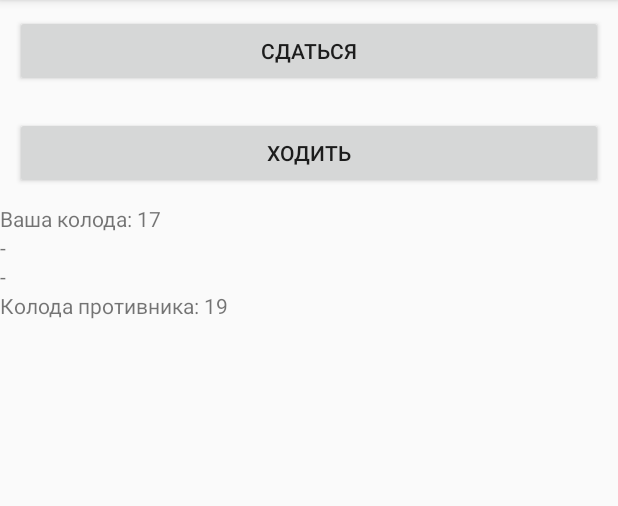
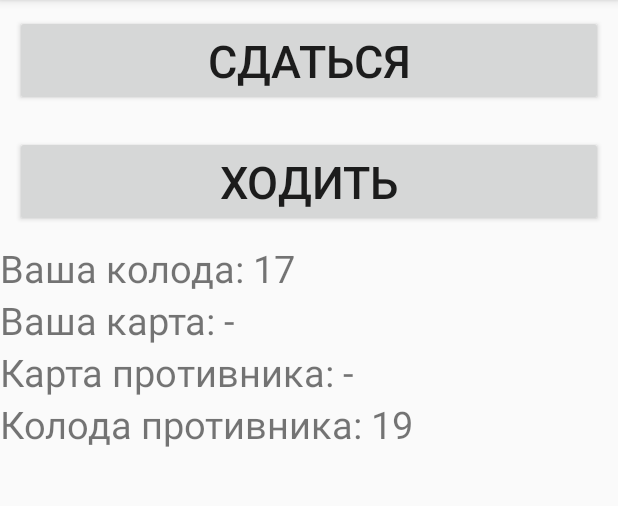
Before and after one commit to petralfrolov/Drunkard-the-game, an Android app: the ThirdActivity screen opened directly, with no data from a screen before it, after a tap on "ХОДИТЬ", on a phone screen of 412 x 824 dp, the part 84-590 px from its top. Run offline under Robolectric (Android 15) with nearby library versions, the phone set to English and light mode, and no system bars.

Commit message:
новый дизайн

```diff
--- a/app/src/main/java/com/example/drunkard/ThirdActivity.kt
+++ b/app/src/main/java/com/example/drunkard/ThirdActivity.kt
@@ -19,18 +19,18 @@ class ThirdActivity : AppCompatActivity() {
         enemyDeck.text = "Колода противника: " + game.GetEnemyDeckSize().toString()
         fun OnClickStartTurn(view: View) {
             game.StartTurn()
-            yourCard.text = game.yourCard.GetCardText()
+            yourCard.text = "Ваша карта: - " + game.yourCard.GetCardText()
             Log.d("Check", game.yourCard.GetCardText())
             Log.d("Check", yourCard.text.toString())
-            enemyCard.text = game.enemyCard.GetCardText()
+            enemyCard.text = "Карта противника: - " + game.enemyCard.GetCardText()
             yourDeck.text = "Ваша колода: " + game.GetYourDeckSize().toString()
             enemyDeck.text = "Колода противника: " + game.GetEnemyDeckSize().toString()
 
 
             Thread.sleep(500)
             game.EndTurn()
-            yourCard.text = "-"
-            enemyCard.text = "-"
+            yourCard.text = "Ваша карта: -"
+            enemyCard.text = "Карта противника: -"
             yourDeck.text = "Ваша колода: " + game.GetYourDeckSize().toString()
             enemyDeck.text = "Колода противника: " + game.GetEnemyDeckSize().toString()
 
--- a/app/src/main/res/layout/activity_third.xml
+++ b/app/src/main/res/layout/activity_third.xml
@@ -12,28 +12,34 @@
             android:text="Сдаться"
             android:layout_margin="10dp"
             android:id="@+id/button_sdatsa"
-            android:onClick="movemenu"/>
+            android:onClick="movemenu"
+            android:textSize="30dp"/>
 
     <Button android:layout_width="fill_parent"
             android:layout_height="wrap_content"
             android:text="Ходить"
+            android:textSize="30dp"
             android:layout_margin="10dp"
             android:id="@+id/button_start_turn"/>
     <TextView android:layout_width="fill_parent"
               android:layout_height="wrap_content"
             android:text="Ваша колода: "
+            android:textSize="25dp"
             android:id="@+id/yourDeck"/>
     <TextView android:layout_width="fill_parent"
               android:layout_height="wrap_content"
-              android:text=""
+              android:text="Ваша карта:"
+              android:textSize="25dp"
               android:id="@+id/yourCard"/>
     <TextView android:layout_width="fill_parent"
               android:layout_height="wrap_content"
-              android:text=""
+              android:text="Карта противника: "
+              android:textSize="25dp"
               android:id="@+id/enemyCard"/>
     <TextView android:layout_width="fill_parent"
               android:layout_height="wrap_content"
               android:text="Колода противника: "
+              android:textSize="25dp"
               android:id="@+id/enemyDeck"/>
 
 </LinearLayout>
```
